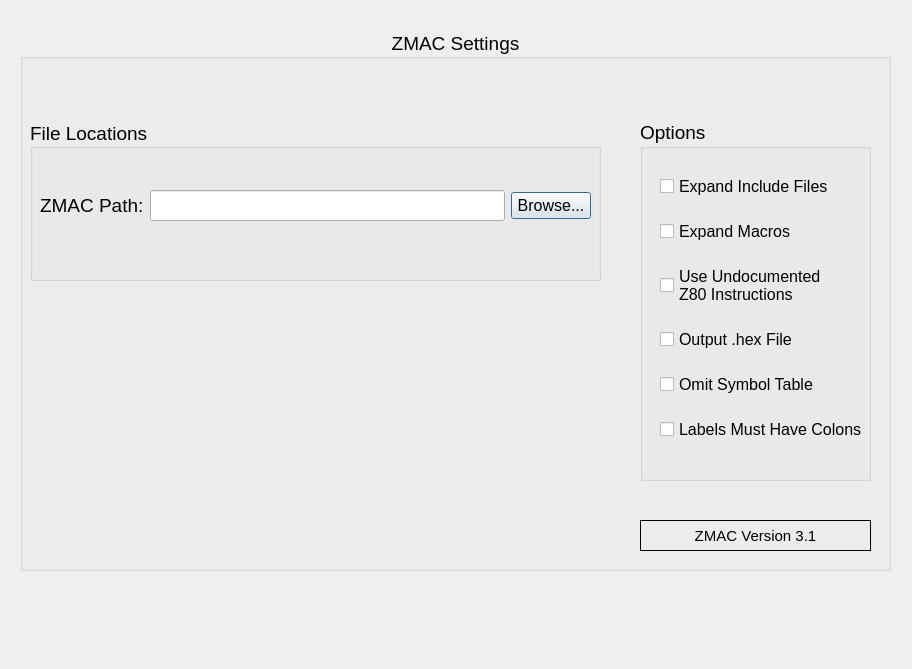
Qt form ui/BAPD_Settings_GUI.ui (tinymouse42/BAPD) before a commit.
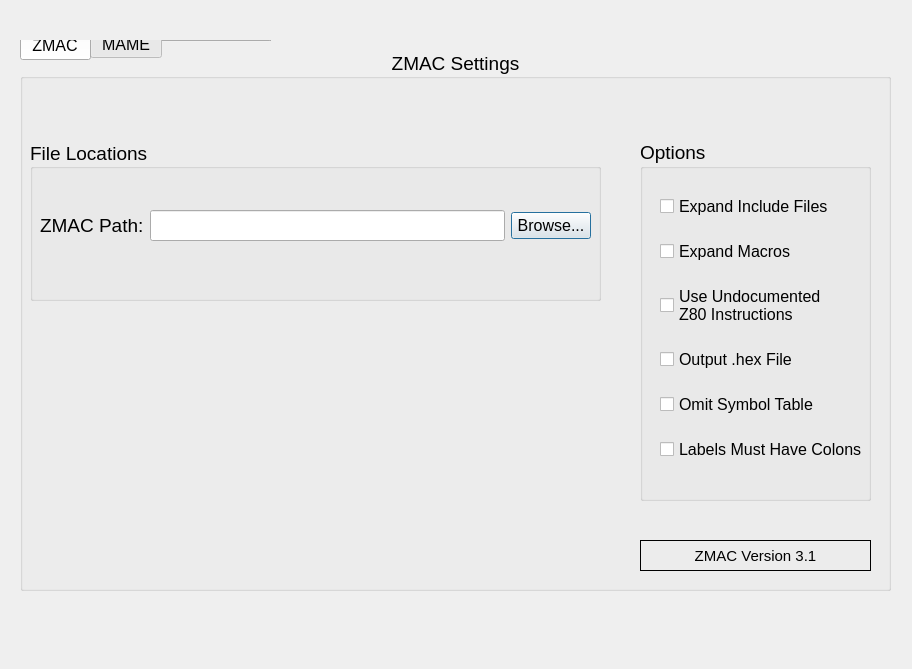
The same form after that commit.

Commit message: Added tabs to settings dialog. Still designing so it has not been converted to a Python file. 5/14/2024

What changed in the file:
```diff
--- a/ui/BAPD_Settings_GUI.ui
+++ b/ui/BAPD_Settings_GUI.ui
@@ -17,7 +17,7 @@
    <property name="geometry">
     <rect>
      <x>20</x>
-     <y>30</y>
+     <y>50</y>
      <width>871</width>
      <height>541</height>
     </rect>
@@ -221,6 +221,44 @@
     </widget>
    </widget>
   </widget>
+  <widget class="QTabWidget" name="tabWidget">
+   <property name="geometry">
+    <rect>
+     <x>20</x>
+     <y>40</y>
+     <width>251</width>
+     <height>21</height>
+    </rect>
+   </property>
+   <property name="font">
+    <font>
+     <pointsize>12</pointsize>
+     <bold>false</bold>
+    </font>
+   </property>
+   <property name="tabPosition">
+    <enum>QTabWidget::TabPosition::South</enum>
+   </property>
+   <property name="tabShape">
+    <enum>QTabWidget::TabShape::Rounded</enum>
+   </property>
+   <property name="currentIndex">
+    <number>0</number>
+   </property>
+   <property name="usesScrollButtons">
+    <bool>true</bool>
+   </property>
+   <widget class="QWidget" name="zmac_Tab">
+    <attribute name="title">
+     <string>ZMAC</string>
+    </attribute>
+   </widget>
+   <widget class="QWidget" name="mame_Tab">
+    <attribute name="title">
+     <string>MAME</string>
+    </attribute>
+   </widget>
+  </widget>
  </widget>
  <resources/>
  <connections/>
```
